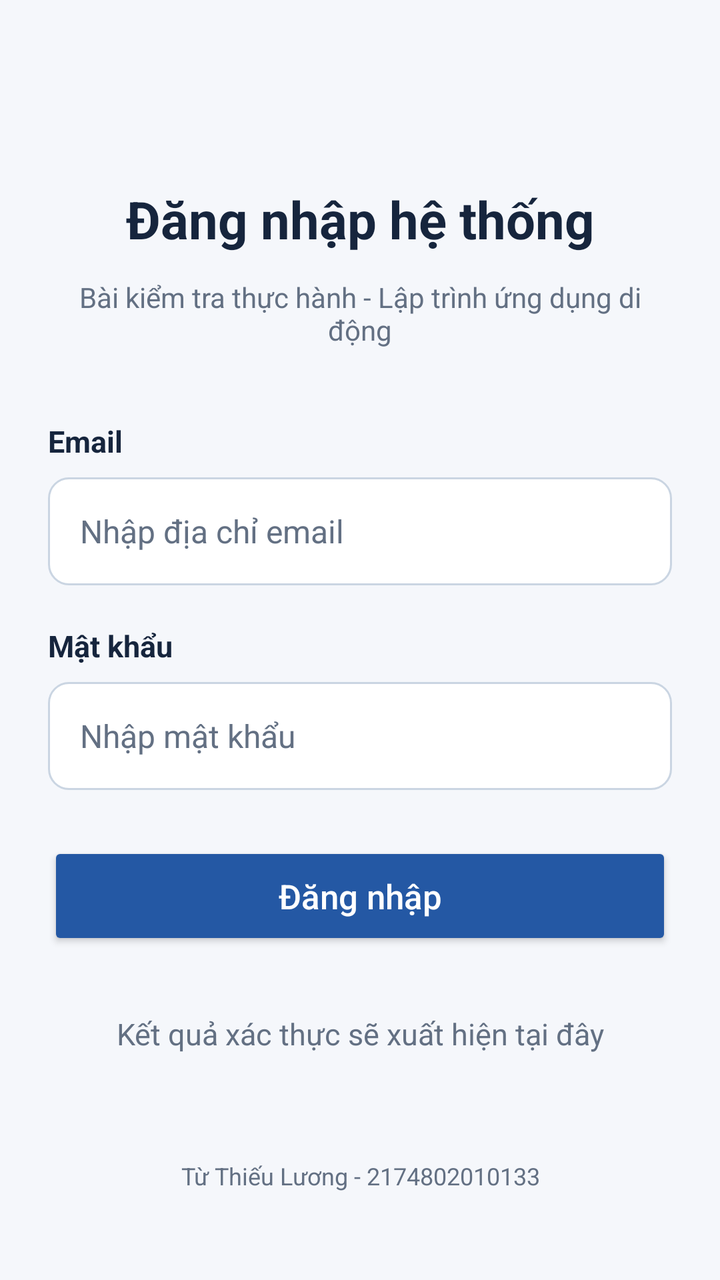
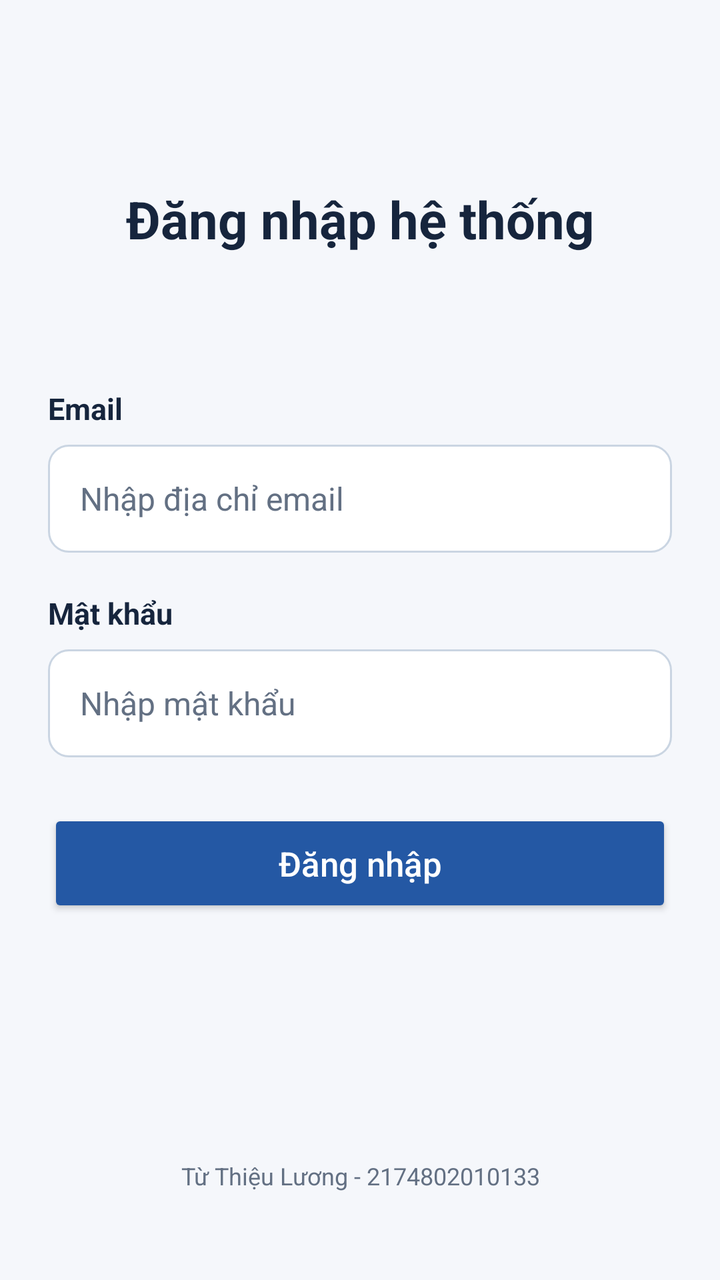

An Android layout rendered at two revisions. The XML below is the earlier revision; the diff shows what the commit changed to produce the second picture.
<!-- AndroidManifest.xml: application theme Theme.KiemTra -->
<!-- res/layout/activity_login.xml -->
<?xml version="1.0" encoding="utf-8"?>
<androidx.constraintlayout.widget.ConstraintLayout
    xmlns:android="http://schemas.android.com/apk/res/android"
    xmlns:app="http://schemas.android.com/apk/res-auto"
    android:layout_width="match_parent"
    android:layout_height="match_parent"
    android:background="@color/surface"
    android:padding="24dp">

    <TextView
        android:id="@+id/tvTitle"
        android:layout_width="0dp"
        android:layout_height="wrap_content"
        android:layout_marginTop="68dp"
        android:gravity="center"
        android:text="@string/login_title"
        android:textColor="@color/text_main"
        android:textSize="26sp"
        android:textStyle="bold"
        app:layout_constraintEnd_toEndOf="parent"
        app:layout_constraintStart_toStartOf="parent"
        app:layout_constraintTop_toTopOf="parent" />

    <TextView
        android:id="@+id/tvSubtitle"
        android:layout_width="0dp"
        android:layout_height="wrap_content"
        android:layout_marginTop="12dp"
        android:gravity="center"
        android:text="@string/login_subtitle"
        android:textColor="@color/text_secondary"
        android:textSize="14sp"
        app:layout_constraintEnd_toEndOf="parent"
        app:layout_constraintStart_toStartOf="parent"
        app:layout_constraintTop_toBottomOf="@id/tvTitle" />

    <TextView
        android:id="@+id/tvEmailLabel"
        android:layout_width="0dp"
        android:layout_height="wrap_content"
        android:layout_marginTop="36dp"
        android:text="@string/email_label"
        android:textColor="@color/text_main"
        android:textSize="15sp"
        android:textStyle="bold"
        app:layout_constraintEnd_toEndOf="parent"
        app:layout_constraintStart_toStartOf="parent"
        app:layout_constraintTop_toBottomOf="@id/tvSubtitle" />

    <EditText
        android:id="@+id/edtEmail"
        android:layout_width="0dp"
        android:layout_height="54dp"
        android:layout_marginTop="8dp"
        android:autofillHints="emailAddress"
        android:background="@drawable/bg_field"
        android:hint="@string/email_hint"
        android:inputType="textEmailAddress"
        android:paddingStart="16dp"
        android:paddingEnd="16dp"
        android:singleLine="true"
        android:textColor="@color/text_main"
        android:textColorHint="@color/text_secondary"
        android:textSize="16sp"
        app:layout_constraintEnd_toEndOf="parent"
        app:layout_constraintStart_toStartOf="parent"
        app:layout_constraintTop_toBottomOf="@id/tvEmailLabel" />

    <TextView
        android:id="@+id/tvPasswordLabel"
        android:layout_width="0dp"
        android:layout_height="wrap_content"
        android:layout_marginTop="20dp"
        android:text="@string/password_label"
        android:textColor="@color/text_main"
        android:textSize="15sp"
        android:textStyle="bold"
        app:layout_constraintEnd_toEndOf="parent"
        app:layout_constraintStart_toStartOf="parent"
        app:layout_constraintTop_toBottomOf="@id/edtEmail" />

    <EditText
        android:id="@+id/edtPassword"
        android:layout_width="0dp"
        android:layout_height="54dp"
        android:layout_marginTop="8dp"
        android:autofillHints="password"
        android:background="@drawable/bg_field"
        android:hint="@string/password_hint"
        android:inputType="textPassword"
        android:paddingStart="16dp"
        android:paddingEnd="16dp"
        android:singleLine="true"
        android:textColor="@color/text_main"
        android:textColorHint="@color/text_secondary"
        android:textSize="16sp"
        app:layout_constraintEnd_toEndOf="parent"
        app:layout_constraintStart_toStartOf="parent"
        app:layout_constraintTop_toBottomOf="@id/tvPasswordLabel" />

    <Button
        android:id="@+id/btnLogin"
        android:layout_width="0dp"
        android:layout_height="54dp"
        android:layout_marginTop="26dp"
        android:backgroundTint="@color/primary"
        android:text="@string/login_button"
        android:textAllCaps="false"
        android:textColor="#FFFFFF"
        android:textSize="17sp"
        app:layout_constraintEnd_toEndOf="parent"
        app:layout_constraintStart_toStartOf="parent"
        app:layout_constraintTop_toBottomOf="@id/edtPassword" />

    <TextView
        android:id="@+id/tvStatus"
        android:layout_width="0dp"
        android:layout_height="wrap_content"
        android:layout_marginTop="20dp"
        android:gravity="center"
        android:minHeight="44dp"
        android:text="@string/status_label"
        android:textColor="@color/text_secondary"
        android:textSize="15sp"
        app:layout_constraintEnd_toEndOf="parent"
        app:layout_constraintStart_toStartOf="parent"
        app:layout_constraintTop_toBottomOf="@id/btnLogin" />

    <TextView
        android:id="@+id/tvFooter"
        android:layout_width="0dp"
        android:layout_height="wrap_content"
        android:layout_marginBottom="20dp"
        android:gravity="center"
        android:text="@string/student_footer"
        android:textColor="@color/text_secondary"
        android:textSize="12sp"
        app:layout_constraintBottom_toBottomOf="parent"
        app:layout_constraintEnd_toEndOf="parent"
        app:layout_constraintStart_toStartOf="parent" />
</androidx.constraintlayout.widget.ConstraintLayout>
<!-- resources referenced by this layout -->
<resources>
  <color name="primary">#2458A4</color>
  <color name="surface">#F5F7FB</color>
  <color name="text_main">#16253D</color>
  <color name="text_secondary">#637083</color>
  <!-- drawable bg_field (drawable) -->
  <?xml version="1.0" encoding="utf-8"?>
  <shape xmlns:android="http://schemas.android.com/apk/res/android" android:shape="rectangle">
      <solid android:color="#FFFFFF" />
      <corners android:radius="10dp" />
      <stroke android:width="1dp" android:color="#CAD5E2" />
  </shape>
  <string name="email_hint">Nhập địa chỉ email</string>
  <string name="email_label">Email</string>
  <string name="login_button">Đăng nhập</string>
  <string name="login_subtitle">Bài kiểm tra thực hành - Lập trình ứng dụng di động</string>
  <string name="login_title">Đăng nhập hệ thống</string>
  <string name="password_hint">Nhập mật khẩu</string>
  <string name="password_label">Mật khẩu</string>
  <string name="status_label">Kết quả xác thực sẽ xuất hiện tại đây</string>
  <string name="student_footer">Từ Thiếu Lương - 2174802010133</string>
  <style name="Theme.KiemTra" parent="Theme.AppCompat.DayNight.NoActionBar">
          <item name="colorPrimary">@color/primary</item>
          <item name="colorPrimaryDark">@color/primary</item>
          <item name="colorAccent">@color/primary</item>
          <item name="android:windowLightStatusBar">true</item>
          <item name="android:statusBarColor">@color/surface</item>
          <item name="android:navigationBarColor">@color/surface</item>
          <item name="android:windowLightNavigationBar">true</item>
          <item name="android:windowBackground">@color/surface</item>
      </style>
</resources>

<!-- the commit's change to res/layout/activity_login.xml (unified diff, before → after) -->
@@ -27,7 +27,6 @@
         android:layout_height="wrap_content"
         android:layout_marginTop="12dp"
         android:gravity="center"
-        android:text="@string/login_subtitle"
         android:textColor="@color/text_secondary"
         android:textSize="14sp"
         app:layout_constraintEnd_toEndOf="parent"
@@ -119,7 +118,6 @@
         android:layout_marginTop="20dp"
         android:gravity="center"
         android:minHeight="44dp"
-        android:text="@string/status_label"
         android:textColor="@color/text_secondary"
         android:textSize="15sp"
         app:layout_constraintEnd_toEndOf="parent"
<!-- resource entries referenced after the edit -->
@@ -14,12 +14,10 @@
   <string name="email_hint">Nhập địa chỉ email</string>
   <string name="email_label">Email</string>
   <string name="login_button">Đăng nhập</string>
-  <string name="login_subtitle">Bài kiểm tra thực hành - Lập trình ứng dụng di động</string>
   <string name="login_title">Đăng nhập hệ thống</string>
   <string name="password_hint">Nhập mật khẩu</string>
   <string name="password_label">Mật khẩu</string>
-  <string name="status_label">Kết quả xác thực sẽ xuất hiện tại đây</string>
-  <string name="student_footer">Từ Thiếu Lương - 2174802010133</string>
+  <string name="student_footer">Từ Thiệu Lương - 2174802010133</string>
   <style name="Theme.KiemTra" parent="Theme.AppCompat.DayNight.NoActionBar">
           <item name="colorPrimary">@color/primary</item>
           <item name="colorPrimaryDark">@color/primary</item>
